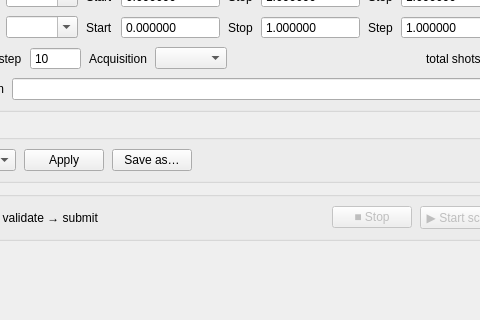
Qt form GEECS-Console/geecs_console/app/ui/main_window.ui (GEECS-BELLA/GEECS-Plugins) before a commit; both pictures show x 362 to 842 and y 140 to 460 of the 1190 by 629 pixel window.
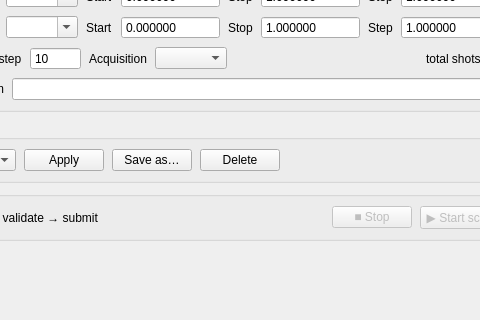
The same form after that commit.

Diff of the .ui file:
```diff
--- a/GEECS-Console/geecs_console/app/ui/main_window.ui
+++ b/GEECS-Console/geecs_console/app/ui/main_window.ui
@@ -631,6 +631,16 @@
             </property>
            </widget>
           </item>
+          <item>
+           <widget class="QPushButton" name="r4_delete_button">
+            <property name="text">
+             <string>Delete</string>
+            </property>
+            <property name="toolTip">
+             <string>Delete the selected preset</string>
+            </property>
+           </widget>
+          </item>
           <item>
            <spacer name="r4_spacer">
             <property name="orientation">
```
